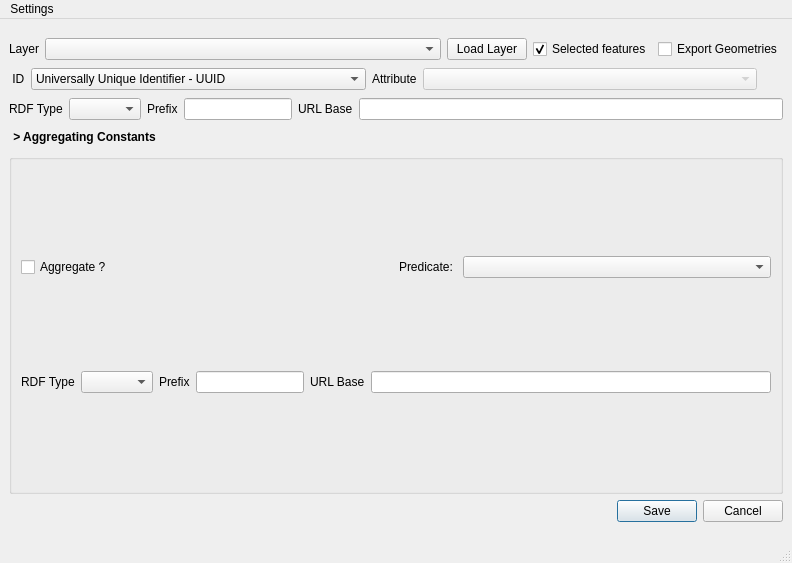
LambdaGeo/qgisparql-layer2triple, file Layer2Triple_main_base.ui: the form before one commit.
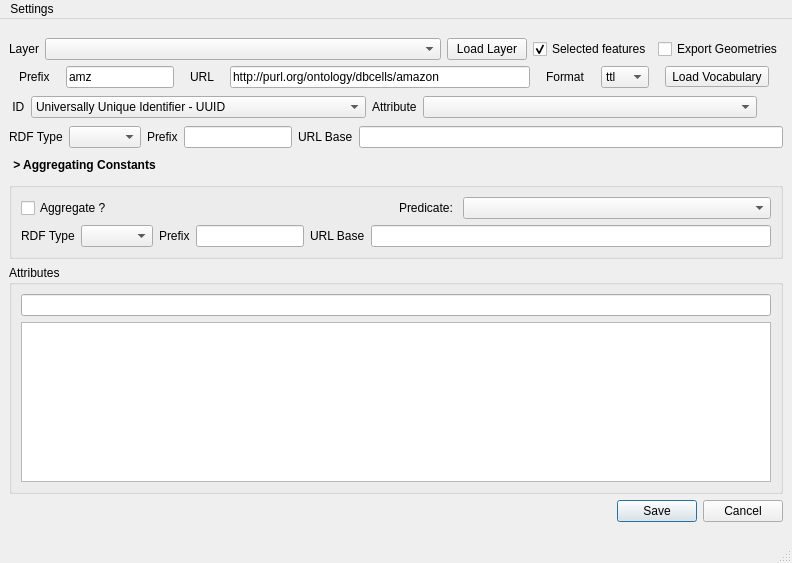
The form after the commit.

Commit message: refatorando interface

Patch:
```diff
--- a/Layer2Triple_main_base.ui
+++ b/Layer2Triple_main_base.ui
@@ -79,6 +79,108 @@
           </item>
          </layout>
         </item>
+        <item>
+         <layout class="QHBoxLayout" name="horizontalLayout">
+          <item>
+           <widget class="QLabel" name="label">
+            <property name="sizePolicy">
+             <sizepolicy hsizetype="Fixed" vsizetype="Fixed">
+              <horstretch>0</horstretch>
+              <verstretch>0</verstretch>
+             </sizepolicy>
+            </property>
+            <property name="text">
+             <string>Prefix</string>
+            </property>
+           </widget>
+          </item>
+          <item>
+           <widget class="QLineEdit" name="linePrefix">
+            <property name="sizePolicy">
+             <sizepolicy hsizetype="Fixed" vsizetype="Fixed">
+              <horstretch>0</horstretch>
+              <verstretch>0</verstretch>
+             </sizepolicy>
+            </property>
+            <property name="text">
+             <string>amz</string>
+            </property>
+           </widget>
+          </item>
+          <item>
+           <widget class="QLabel" name="labelRDF">
+            <property name="sizePolicy">
+             <sizepolicy hsizetype="Fixed" vsizetype="Fixed">
+              <horstretch>0</horstretch>
+              <verstretch>0</verstretch>
+             </sizepolicy>
+            </property>
+            <property name="text">
+             <string>URL</string>
+            </property>
+           </widget>
+          </item>
+          <item>
+           <widget class="QLineEdit" name="lineURL">
+            <property name="sizePolicy">
+             <sizepolicy hsizetype="Preferred" vsizetype="Fixed">
+              <horstretch>0</horstretch>
+              <verstretch>0</verstretch>
+             </sizepolicy>
+            </property>
+            <property name="maximumSize">
+             <size>
+              <width>300</width>
+              <height>16777215</height>
+             </size>
+            </property>
+            <property name="text">
+             <string>http://purl.org/ontology/dbcells/amazon</string>
+            </property>
+           </widget>
+          </item>
+          <item>
+           <widget class="QLabel" name="label_2">
+            <property name="sizePolicy">
+             <sizepolicy hsizetype="Fixed" vsizetype="Preferred">
+              <horstretch>0</horstretch>
+              <verstretch>0</verstretch>
+             </sizepolicy>
+            </property>
+            <property name="text">
+             <string>Format</string>
+            </property>
+           </widget>
+          </item>
+          <item>
+           <widget class="QComboBox" name="comboFormat">
+            <property name="sizePolicy">
+             <sizepolicy hsizetype="Fixed" vsizetype="Fixed">
+              <horstretch>0</horstretch>
+              <verstretch>0</verstretch>
+             </sizepolicy>
+            </property>
+            <item>
+             <property name="text">
+              <string>ttl</string>
+             </property>
+            </item>
+            <item>
+             <property name="text">
+              <string>xml</string>
+             </property>
+            </item>
+           </widget>
+          </item>
+          <item>
+           <widget class="QToolButton" name="buttonLoad">
+            <property name="text">
+             <string>Load Vocabulary</string>
+            </property>
+           </widget>
+          </item>
+         </layout>
+        </item>
         <item>
          <layout class="QHBoxLayout" name="horizontalLayout_2">
           <item>
@@ -142,7 +244,7 @@
           <item>
            <widget class="QComboBox" name="comboAttributeID">
             <property name="enabled">
-             <bool>false</bool>
+             <bool>true</bool>
             </property>
             <property name="editable">
              <bool>false</bool>
@@ -376,6 +478,42 @@
           </layout>
          </widget>
         </item>
+        <item>
+         <widget class="QGroupBox" name="groupBoxAttributes">
+          <property name="sizePolicy">
+           <sizepolicy hsizetype="Preferred" vsizetype="Expanding">
+            <horstretch>0</horstretch>
+            <verstretch>0</verstretch>
+           </sizepolicy>
+          </property>
+          <property name="title">
+           <string>Attributes</string>
+          </property>
+          <layout class="QGridLayout" name="gridLayout_3">
+           <item row="0" column="0">
+            <layout class="QVBoxLayout" name="verticalLayout">
+             <item>
+              <widget class="QLineEdit" name="search_bar">
+               <property name="text">
+                <string/>
+               </property>
+              </widget>
+             </item>
+             <item>
+              <widget class="QTableWidget" name="tableAttributes">
+               <property name="sizePolicy">
+                <sizepolicy hsizetype="Preferred" vsizetype="Preferred">
+                 <horstretch>0</horstretch>
+                 <verstretch>0</verstretch>
+                </sizepolicy>
+               </property>
+              </widget>
+             </item>
+            </layout>
+           </item>
+          </layout>
+         </widget>
+        </item>
         <item>
          <layout class="QHBoxLayout" name="horizontalLayout_5">
           <item>
```
The commit also changes 2 other files.
